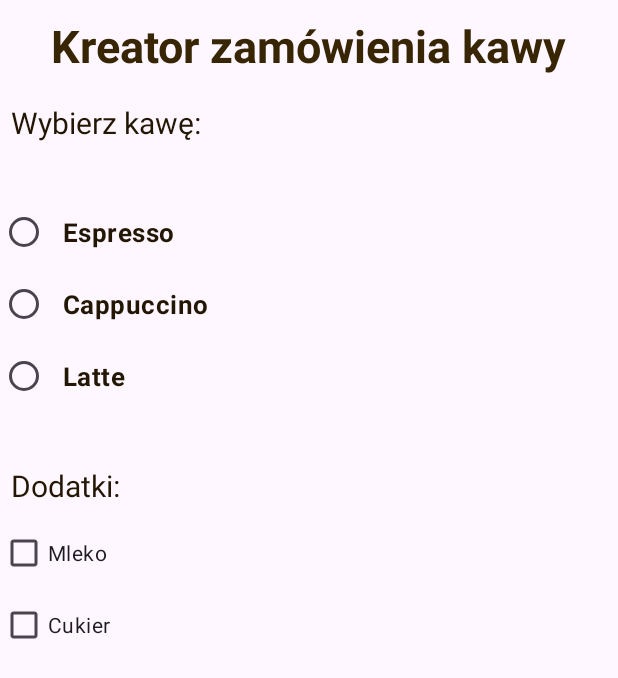
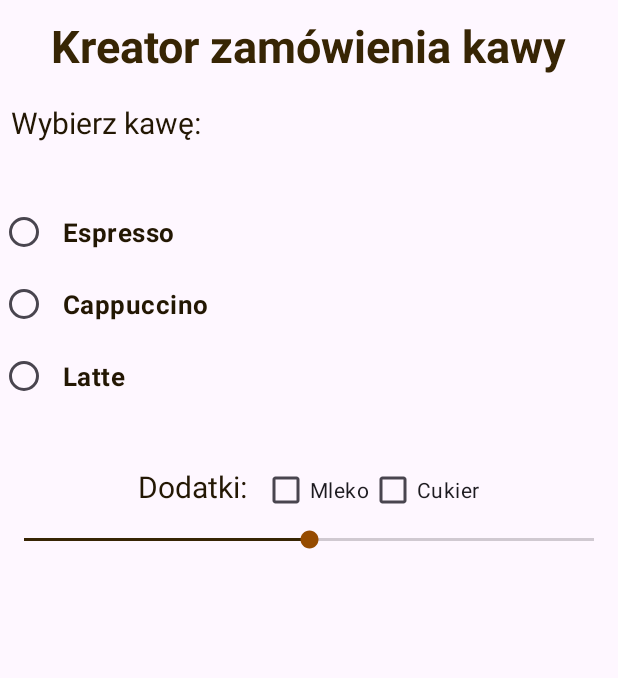
Before and after one commit to probula/Kreator-Kawy, an Android app: the screen it shows after launch (MainActivity), on a phone screen of 412 x 824 dp. Shown: the top 678 px of the screen. Run offline under Robolectric (Android 15) with nearby library versions, the phone set to English and light mode, and no system bars.

Commit message:
added SeekBar for the amount of coffee

```diff
--- a/app/src/main/res/layout/activity_main.xml
+++ b/app/src/main/res/layout/activity_main.xml
@@ -75,14 +75,18 @@
                 android:scaleType="centerCrop"
                 android:layout_marginStart="20dp"/>
     </LinearLayout>
-
+    <LinearLayout
+        android:layout_width="match_parent"
+        android:layout_height="wrap_content"
+        android:orientation="horizontal"
+        android:gravity="center_horizontal">
         <TextView
             android:layout_width="wrap_content"
             android:layout_height="wrap_content"
             android:text="Dodatki:"
             android:textSize="20dp"
             android:textColor="#231703"
-        android:layout_margin="7.5dp"/>
+            android:layout_marginRight="10dp"/>
 
         <CheckBox
             android:id="@+id/mleko"
@@ -94,5 +98,15 @@
             android:id="@+id/cukier"
             android:layout_width="wrap_content"
             android:layout_height="wrap_content"
-        android:text="Cukier" />
+            android:text="Cukier"/>
     </LinearLayout>
+        <SeekBar
+            android:id="@+id/ilosc"
+            android:layout_width="match_parent"
+            android:layout_height="wrap_content"
+            android:max="10"
+            android:progress="5"
+            android:progressTint="#372504"
+            android:backgroundTint="#231703"
+            android:thumbTint="#964b00"/>
+</LinearLayout>
```
Lines whose indentation alone changed are shown as unchanged.
